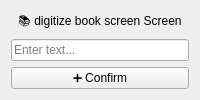
Before: the Qt Designer form Proyecto/ui/screens/CU04_digitize_book_screen.ui in CL200111/Ingesoft2025-1G8, drawn with Qt 5.
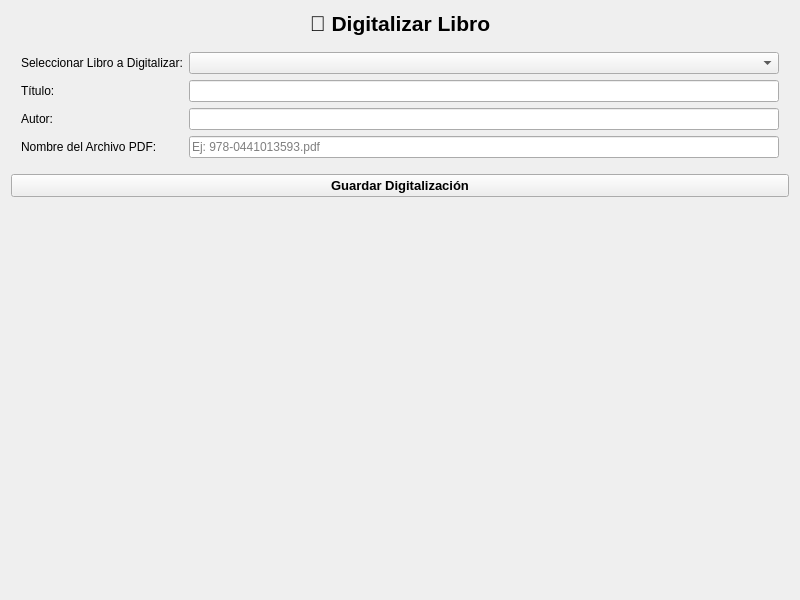
After: the same form once the commit is applied.

Commit message: implementa CU04 (Digitalizar Libro)

```diff
--- a/Proyecto/ui/screens/CU04_digitize_book_screen.ui
+++ b/Proyecto/ui/screens/CU04_digitize_book_screen.ui
@@ -2,11 +2,29 @@
 <ui version="4.0">
  <class>digitize_book_screen</class>
  <widget class="QWidget" name="digitize_book_screen">
+  <property name="geometry">
+   <rect>
+    <x>0</x>
+    <y>0</y>
+    <width>800</width>
+    <height>600</height>
+   </rect>
+  </property>
+  <property name="windowTitle">
+   <string>Digitalizar Libro</string>
+  </property>
   <layout class="QVBoxLayout" name="verticalLayout">
    <item>
     <widget class="QLabel" name="label_heading">
+     <property name="font">
+      <font>
+       <pointsize>16</pointsize>
+       <weight>75</weight>
+       <bold>true</bold>
+      </font>
+     </property>
      <property name="text">
-      <string>📚 digitize book screen Screen</string>
+      <string>📠 Digitalizar Libro</string>
      </property>
      <property name="alignment">
       <set>Qt::AlignCenter</set>
@@ -14,19 +32,100 @@
     </widget>
    </item>
    <item>
-    <widget class="QLineEdit" name="titleInput">
-     <property name="placeholderText">
-      <string>Enter text...</string>
+    <layout class="QFormLayout" name="formLayout">
+     <property name="leftMargin">
+      <number>10</number>
      </property>
-    </widget>
+     <property name="topMargin">
+      <number>10</number>
+     </property>
+     <property name="rightMargin">
+      <number>10</number>
+     </property>
+     <property name="bottomMargin">
+      <number>10</number>
+     </property>
+     <item row="0" column="0">
+      <widget class="QLabel" name="label_select_book">
+       <property name="text">
+        <string>Seleccionar Libro a Digitalizar:</string>
+       </property>
+      </widget>
+     </item>
+     <item row="0" column="1">
+      <widget class="QComboBox" name="book_combo"/>
+     </item>
+     <item row="1" column="0">
+      <widget class="QLabel" name="label_title">
+       <property name="text">
+        <string>Título:</string>
+       </property>
+      </widget>
+     </item>
+     <item row="1" column="1">
+      <widget class="QLineEdit" name="title_display">
+       <property name="readOnly">
+        <bool>true</bool>
+       </property>
+      </widget>
+     </item>
+     <item row="2" column="0">
+      <widget class="QLabel" name="label_author">
+       <property name="text">
+        <string>Autor:</string>
+       </property>
+      </widget>
+     </item>
+     <item row="2" column="1">
+      <widget class="QLineEdit" name="author_display">
+       <property name="readOnly">
+        <bool>true</bool>
+       </property>
+      </widget>
+     </item>
+     <item row="3" column="0">
+      <widget class="QLabel" name="label_pdf_filename">
+       <property name="text">
+        <string>Nombre del Archivo PDF:</string>
+       </property>
+      </widget>
+     </item>
+     <item row="3" column="1">
+      <widget class="QLineEdit" name="pdf_filename_input">
+       <property name="placeholderText">
+        <string>Ej: 978-0441013593.pdf</string>
+       </property>
+      </widget>
+     </item>
+    </layout>
    </item>
    <item>
-    <widget class="QPushButton" name="saveButton">
+    <widget class="QPushButton" name="save_button">
+     <property name="font">
+      <font>
+       <pointsize>10</pointsize>
+       <weight>75</weight>
+       <bold>true</bold>
+      </font>
+     </property>
      <property name="text">
-      <string>➕ Confirm</string>
+      <string>Guardar Digitalización</string>
      </property>
     </widget>
    </item>
+   <item>
+    <spacer name="verticalSpacer">
+     <property name="orientation">
+      <enum>Qt::Vertical</enum>
+     </property>
+     <property name="sizeHint" stdset="0">
+      <size>
+       <width>20</width>
+       <height>40</height>
+      </size>
+     </property>
+    </spacer>
+   </item>
   </layout>
  </widget>
  <resources/>
```
The commit also changes 68 other files.
